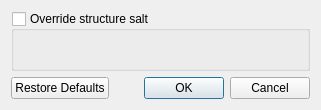
This is src/extgendialog.ui in The-Cat-Town-Craft/cubiomes-viewer as Qt 5 draws it before an edit. The edited form follows.
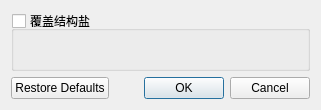
This is the edited form. Icons and pictures are not drawn.

Commit message: 本地化 `世界设置 (实验性)` 页面

What changed in the file:
```diff
--- a/src/extgendialog.ui
+++ b/src/extgendialog.ui
@@ -21,7 +21,7 @@
    <item row="1" column="0" colspan="2">
     <widget class="QGroupBox" name="groupSalts">
      <property name="title">
-      <string>Override structure salt</string>
+      <string>覆盖结构盐</string>
      </property>
      <property name="checkable">
       <bool>true</bool>
```
Left out of the diff: 2 changed lines with no effect on the pictures.
